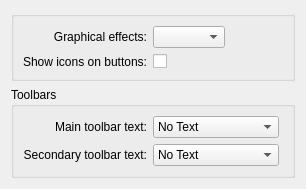
Old version of the form kcontrol/style/finetuning.ui in the repository mgottschlag/kwin-tiling.
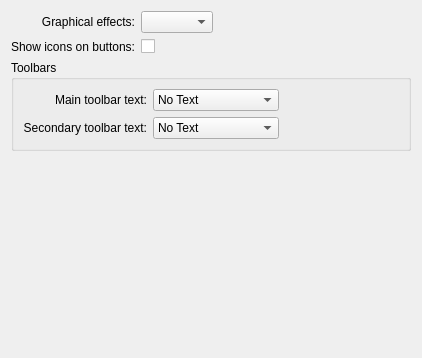
New version of the form. Custom widgets are drawn as their Qt base class.

Commit message: Removed useless GroupBox.

What changed in the file:
```diff
--- a/kcontrol/style/finetuning.ui
+++ b/kcontrol/style/finetuning.ui
@@ -6,16 +6,10 @@
    <rect>
     <x>0</x>
     <y>0</y>
-    <width>306</width>
-    <height>185</height>
+    <width>422</width>
+    <height>358</height>
    </rect>
   </property>
-  <layout class="QVBoxLayout" name="verticalLayout">
-   <item>
-    <widget class="QGroupBox" name="groupBox_2">
-     <property name="title">
-      <string/>
-     </property>
      <layout class="QGridLayout" name="gridLayout_2">
       <item row="0" column="0">
        <widget class="QLabel" name="label_4">
@@ -30,6 +24,19 @@
       <item row="0" column="1">
        <widget class="QComboBox" name="comboGraphicEffectsLevel"/>
       </item>
+   <item row="0" column="2">
+    <spacer name="horizontalSpacer">
+     <property name="orientation">
+      <enum>Qt::Horizontal</enum>
+     </property>
+     <property name="sizeHint" stdset="0">
+      <size>
+       <width>120</width>
+       <height>20</height>
+      </size>
+     </property>
+    </spacer>
+   </item>
       <item row="1" column="0">
        <widget class="QLabel" name="label_3">
         <property name="text">
@@ -50,23 +57,7 @@
         </property>
        </widget>
       </item>
-      <item row="0" column="2">
-       <spacer name="horizontalSpacer">
-        <property name="orientation">
-         <enum>Qt::Horizontal</enum>
-        </property>
-        <property name="sizeHint" stdset="0">
-         <size>
-          <width>40</width>
-          <height>20</height>
-         </size>
-        </property>
-       </spacer>
-      </item>
-     </layout>
-    </widget>
-   </item>
-   <item>
+   <item row="2" column="0" colspan="3">
     <widget class="QGroupBox" name="groupBox">
      <property name="title">
       <string>Toolbars</string>
@@ -162,7 +153,7 @@
      </layout>
     </widget>
    </item>
-   <item>
+   <item row="3" column="0">
     <spacer name="verticalSpacer">
      <property name="orientation">
       <enum>Qt::Vertical</enum>
```
Lines whose indentation alone changed are shown as unchanged.
